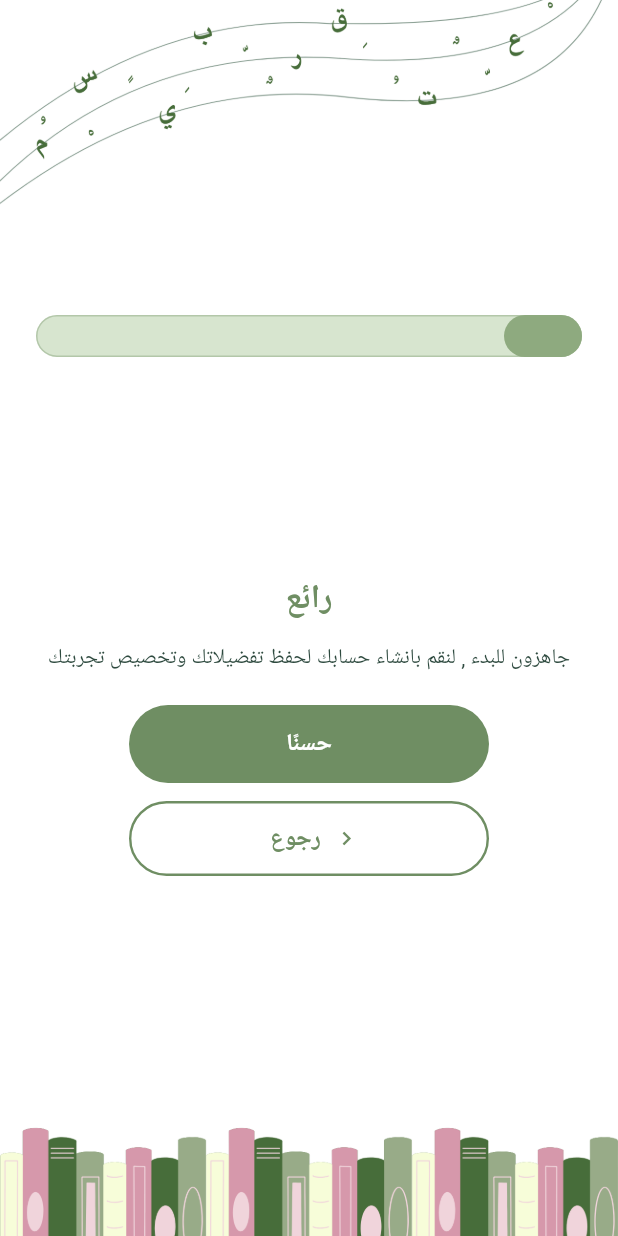
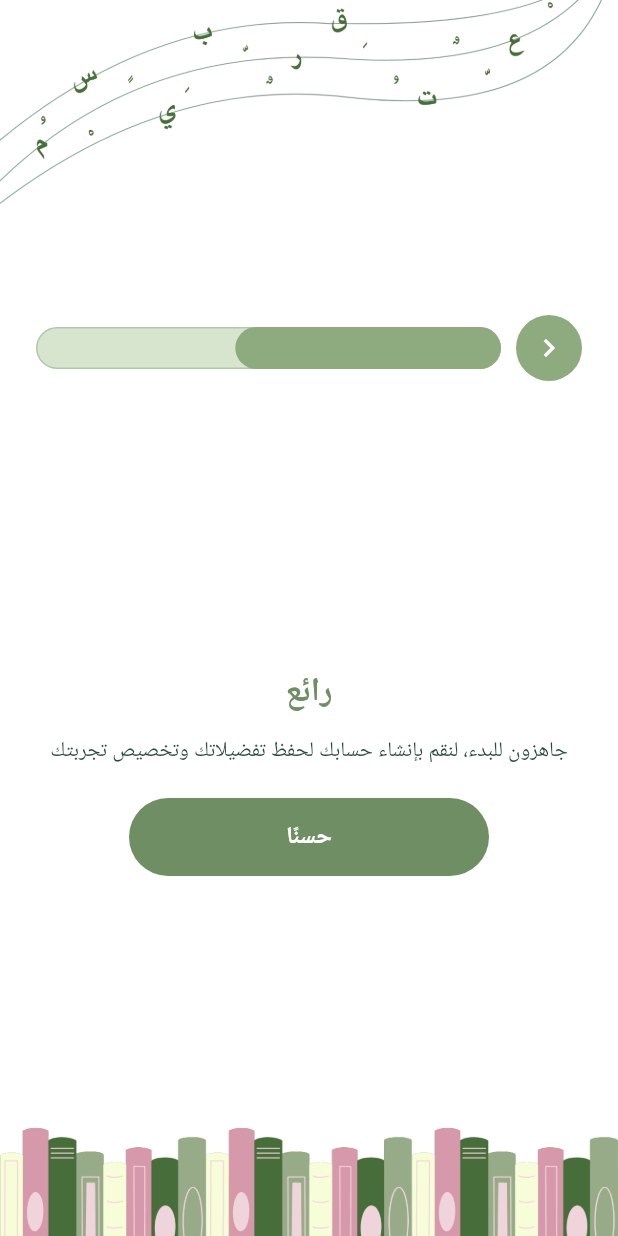
Before and after one commit to Reemawk15/2025_GP_12, a Flutter app: the SignUpPage screen opened directly, swiped to page 4, on a phone screen of 412 x 824 dp. Run offline on Flutter 3.47's test engine with Material 3 defaults, Android fonts, the light colour scheme and no system bars; our stand-ins replace cloud_firestore, file_picker, firebase_auth, firebase_core, firebase_storage, image_picker; accounts and stored records are empty.

Commit message:
تعديل بعض الرسائل وصفحة إنشاء حساب

```diff
--- a/Qabas/lib/sign_up_page.dart
+++ b/Qabas/lib/sign_up_page.dart
@@ -1,3 +1,4 @@
+// sign_up_page.dart
 import 'dart:async';
 import 'package:flutter/material.dart';
 import 'package:flutter/services.dart';
@@ -7,12 +8,11 @@ import 'package:cloud_firestore/cloud_firestore.dart';
 import 'home_screen.dart';
 import 'sign_in_page.dart';
 
-/// ===== مفاتيح تحكّم سريعة =====
-/// مكان شريط التقدّم وارتفاع المنطقة السفلية
-const double kProgressTop = 210;          // مكان شريط التقدم من أعلى
+/// ===== تحكّم سريع بالمظهر والتموضع =====
+const double kProgressTop = 210;          // موضع شريط التقدم + السهم من الأعلى
 const double kContentBottomPadding = 240; // مسافة المحتوى من أسفل
 
-/// حرّكي كل صفحة على حدة (سالب = فوق، موجب = تحت)
+/// إزاحات اختيارية لكل صفحة (سالب = يطلع فوق، موجب = ينزل)
 const double kShiftIntro     = 0;
 const double kShiftName      = 0;
 const double kShiftNotifs    = 0;
@@ -24,13 +24,13 @@ const double kShiftUsername  = 30;
 /// ارتفاع حقول الإدخال
 const double kFieldHeight = 90;
 
+/// لوحة ألوان
 class _SignupTheme {
   static const primary     = Color(0xFF0E3A2C);
   static const btnFill     = Color(0xFF6F8E63);
   static const inputBorder = Color(0xFF6F8E63);
   static const inputFill   = Colors.white;
 
-  // ألوان النصوص
   static const titleColor = Color(0xFF6F8E63);
   static const bodyColor  = Color(0xFF2E4A3F);
   static const hintColor  = Color(0x99334D40);
@@ -78,6 +78,17 @@ class _SignUpPageState extends State<SignUpPage> {
     });
   }
 
+  @override
+  void dispose() {
+    _pc.dispose();
+    _nameCtrl.dispose();
+    _emailCtrl.dispose();
+    _passCtrl.dispose();
+    _pass2Ctrl.dispose();
+    _usernameCtrl.dispose();
+    super.dispose();
+  }
+
   void _to(int i) {
     setState(() => _index = i);
     _pc.animateToPage(i, duration: const Duration(milliseconds: 280), curve: Curves.easeInOut);
@@ -122,7 +133,7 @@ class _SignUpPageState extends State<SignUpPage> {
   }
 
   InputDecoration _dec(String hint, {bool error = false, String? helper}) {
-    final r = 22.0;
+    const r = 22.0;
     final borderColor = error ? Colors.red : _SignupTheme.inputBorder.withOpacity(0.35);
     final focusColor  = error ? Colors.red : _SignupTheme.inputBorder;
     return InputDecoration(
@@ -162,6 +173,7 @@ class _SignUpPageState extends State<SignUpPage> {
 
     setState(() => _loading = true);
     try {
+      // تحقق من توفر اسم المستخدم
       final u = await FirebaseFirestore.instance
           .collection('users')
           .where('usernameLower', isEqualTo: username.toLowerCase())
@@ -173,6 +185,7 @@ class _SignUpPageState extends State<SignUpPage> {
         return;
       }
 
+      // إنشاء مستخدم
       final cred = await FirebaseAuth.instance
           .createUserWithEmailAndPassword(email: email, password: pass);
 
@@ -214,27 +227,15 @@ class _SignUpPageState extends State<SignUpPage> {
         textDirection: TextDirection.rtl,
         child: AlertDialog(
           backgroundColor: const Color(0xFFE7EEE8),
-          title: const Text(
-            'يبدو أنك جزء من قبس! ',
+          title: const Text('يبدو أنك جزء من قبس!', textAlign: TextAlign.center),
+          content: const Text(
+            'هذا البريد أو الاسم مستخدم من قبل.\nيمكنك تسجيل الدخول أو تجربة بيانات أخرى.',
             textAlign: TextAlign.center,
           ),
-          content: const Text(
-            'هذا البريد أو الاسم, مستخدم من قبل.\n يمكنك تسجيل الدخول أو تجربة بيانات أخرى.',
-            textAlign: TextAlign.center,
-          ),
-
-          // 🎯 هذي اللي تخلّي زر يمين وزر يسار
           actionsAlignment: MainAxisAlignment.spaceBetween,
           actionsPadding: const EdgeInsets.symmetric(horizontal: 12, vertical: 6),
-
           actions: [
-            // هذا بيطلع يمين (لأن RTL)
-            TextButton(
-              onPressed: () => Navigator.pop(context),
-              child: const Text('حسنًا'),
-            ),
-
-            // وهذا بيطلع يسار
+            TextButton(onPressed: () => Navigator.pop(context), child: const Text('حسنًا')),
             TextButton(
               onPressed: () {
                 Navigator.pop(context);
@@ -251,18 +252,6 @@ class _SignUpPageState extends State<SignUpPage> {
     );
   }
 
-
-  @override
-  void dispose() {
-    _pc.dispose();
-    _nameCtrl.dispose();
-    _emailCtrl.dispose();
-    _passCtrl.dispose();
-    _pass2Ctrl.dispose();
-    _usernameCtrl.dispose();
-    super.dispose();
-  }
-
   @override
   Widget build(BuildContext context) {
     return AnnotatedRegion<SystemUiOverlayStyle>(
@@ -275,25 +264,20 @@ class _SignUpPageState extends State<SignUpPage> {
       child: Directionality(
         textDirection: TextDirection.rtl,
         child: Scaffold(
-          resizeToAvoidBottomInset: false, // ثبات العناصر مع الكيبورد
+          resizeToAvoidBottomInset: false,
           backgroundColor: Colors.white,
           body: Stack(
             fit: StackFit.expand,
             children: [
+              // الخلفية
               Image.asset('assets/images/SignIn.png', fit: BoxFit.cover),
 
-              // شريط التقدم RTL (يمتلي من اليمين لليسار)
-              Positioned(
-                top: kProgressTop,
-                left: 24,
-                right: 24,
-                child: _ProgressBarRtl(step: _index, total: 7),
-              ),
-
+              // المحتوى — نخليه تحت السهم عشان ما يبلع اللمس
               SafeArea(
                 child: PageView(
                   controller: _pc,
                   physics: const NeverScrollableScrollPhysics(),
+                  onPageChanged: (i) => setState(() => _index = i),
                   children: [
                     // 0) المقدمة
                     _BottomSheetArea(
@@ -315,16 +299,16 @@ class _SignUpPageState extends State<SignUpPage> {
                             child: TextField(
                               controller: _nameCtrl,
                               textInputAction: TextInputAction.next,
-                              decoration: _dec('الاسم',
-                                  error: _nameCtrl.text.isEmpty && _index == 1),
+                              decoration: _dec(
+                                'الاسم',
+                                error: _nameCtrl.text.isEmpty && _index == 1,
+                              ),
                               onChanged: (_) => setState(() {}),
                             ),
                           ),
                         ),
                         const SizedBox(height: 20),
                         _RoundMainButton(label: 'التالي', onTap: _canGoNext() ? _next : null),
-                        const SizedBox(height: 12),
-                        _BackButton(onTap: _back),
                       ]),
                     ),
 
@@ -351,12 +335,11 @@ class _SignUpPageState extends State<SignUpPage> {
                             children: [
                               Icon(
                                 _notifsEnabled ? Icons.check_circle : Icons.radio_button_unchecked,
-                                color: _SignupTheme.inputBorder, size: 24,
+                                color: _SignupTheme.inputBorder,
+                                size: 24,
                               ),
                               const SizedBox(width: 8),
-                              const Expanded(
-                                child: Text('الإشعارات', style: TextStyle(height: 1.2)),
-                              ),
+                              const Expanded(child: Text('الإشعارات', style: TextStyle(height: 1.2))),
                               const SizedBox(width: 8),
                               Switch(
                                 value: _notifsEnabled,
@@ -368,8 +351,6 @@ class _SignUpPageState extends State<SignUpPage> {
                         ),
                         const SizedBox(height: 20),
                         _RoundMainButton(label: 'التالي', onTap: _next),
-                        const SizedBox(height: 12),
-                        _BackButton(onTap: _back),
                       ]),
                     ),
 
@@ -380,14 +361,12 @@ class _SignUpPageState extends State<SignUpPage> {
                       child: _FormCols(children: [
                         const _Title('رائع'),
                         const Text(
-                          'جاهزون للبدء , لنقم بانشاء حسابك لحفظ تفضيلاتك وتخصيص تجربتك',
+                          'جاهزون للبدء، لنقم بإنشاء حسابك لحفظ تفضيلاتك وتخصيص تجربتك',
                           textAlign: TextAlign.center,
                           style: TextStyle(color: _SignupTheme.bodyColor),
                         ),
                         const SizedBox(height: 20),
                         _RoundMainButton(label: 'حسنًا', onTap: _next),
-                        const SizedBox(height: 12),
-                        _BackButton(onTap: _back),
                       ]),
                     ),
 
@@ -416,8 +395,6 @@ class _SignUpPageState extends State<SignUpPage> {
                         ),
                         const SizedBox(height: 20),
                         _RoundMainButton(label: 'التالي', onTap: _canGoNext() ? _next : null),
-                        const SizedBox(height: 12),
-                        _BackButton(onTap: _back),
                       ]),
                     ),
 
@@ -438,7 +415,8 @@ class _SignUpPageState extends State<SignUpPage> {
                               decoration: _dec(
                                 'كلمة المرور',
                                 error: _livePassError != null,
-                                helper: _livePassError ?? 'كلمة المرور يجب أن تكون ٨ أحرف على الأقل\n وتضمّ حرفًا كبيرًا وحرفًا صغيرًا ورقمًا ورمزًا خاصًا.',
+                                helper: _livePassError ??
+                                    'كلمة المرور يجب أن تكون ٨ أحرف على الأقل\nوتضمّ حرفًا كبيرًا وحرفًا صغيرًا ورقمًا ورمزًا خاصًا.',
                               ),
                             ),
                           ),
@@ -462,8 +440,6 @@ class _SignUpPageState extends State<SignUpPage> {
                         ),
                         const SizedBox(height: 18),
                         _RoundMainButton(label: 'التالي', onTap: _canGoNext() ? _next : null),
-                        const SizedBox(height: 12),
-                        _BackButton(onTap: _back),
                       ]),
                     ),
 
@@ -474,7 +450,7 @@ class _SignUpPageState extends State<SignUpPage> {
                       child: _FormCols(children: [
                         const _Title('اسم المستخدم'),
                         const Text(
-                          'اسم المستخدم حتى يتمكن أصدقائك من العثور عليك',
+                          'اسم المستخدم حتى يتمكن أصدقاؤك من العثور عليك',
                           textAlign: TextAlign.center,
                           style: TextStyle(color: _SignupTheme.bodyColor),
                         ),
@@ -500,11 +476,32 @@ class _SignUpPageState extends State<SignUpPage> {
                           label: _loading ? '...جاري' : 'سجّل',
                           onTap: _canGoNext() ? _tryRegister : null,
                         ),
-                        const SizedBox(height: 12),
-                        _BackButton(onTap: _back),
                       ]),
                     ),
                   ],
+                ),
+              ),
+
+              // ✅ شريط التقدم + السهم — آخر عنصر (فوق) ليأخذ اللمس
+              Positioned(
+                top: kProgressTop,
+                left: 24,
+                right: 24,
+                child: _ProgressWithArrow(
+                  step: _index,
+                  total: 7,
+                  onArrowTap: () {
+                    if (_index > 0) {
+                      _back(); // يرجّع خطوة داخل المعالج
+                    } else if (Navigator.of(context).canPop()) {
+                      Navigator.of(context).pop(); // يرجّع للشاشة السابقة
+                    } else {
+                      Navigator.pushReplacement(
+                        context,
+                        MaterialPageRoute(builder: (_) => const SignInPage()),
+                      );
+                    }
+                  },
                 ),
               ),
             ],
@@ -628,35 +625,6 @@ class _RoundMainButton extends StatelessWidget {
   }
 }
 
-class _BackButton extends StatelessWidget {
-  final VoidCallback onTap;
-  const _BackButton({required this.onTap, super.key});
-  @override
-  Widget build(BuildContext context) {
-    return SizedBox(
-      width: 240, height: 50,
-      child: OutlinedButton.icon(
-        onPressed: onTap,
-        icon: const Icon(Icons.chevron_left),
-        label: const Text('رجوع'),
-        style: OutlinedButton.styleFrom(
-          shape: const StadiumBorder(),
-          foregroundColor: _SignupTheme.btnFill,
-          side: const BorderSide(color: _SignupTheme.btnFill, width: 1.6),
-        ).copyWith(
-
-          side: MaterialStateProperty.resolveWith<BorderSide>(
-                (_) => const BorderSide(color: _SignupTheme.btnFill, width: 1.6),
-          ),
-          overlayColor: MaterialStatePropertyAll(
-            _SignupTheme.btnFill.withOpacity(0.06),
-          ),
-        ),
-      ),
-    );
-  }
-}
-
 /// شريط تقدم RTL بدون دائرة (يمتلي من اليمين لليسار)
 class _ProgressBarRtl extends StatelessWidget {
   final int step;   // 0..(total-1)
@@ -695,5 +663,40 @@ class _ProgressBarRtl extends StatelessWidget {
       ),
     );
   }
+}
 
+/// ✅ مركّب: شريط التقدم + دائرة سهم يمين (نفس فكرة تسجيل الدخول)
+class _ProgressWithArrow extends StatelessWidget {
+  final int step;
+  final int total;
+  final VoidCallback onArrowTap;
+  const _ProgressWithArrow({
+    required this.step,
+    required this.total,
+    required this.onArrowTap,
+    super.key,
+  });
+
+  @override
+  Widget build(BuildContext context) {
+    return Row(
+      textDirection: TextDirection.ltr, // نخلي الدائرة تثبت يمين الشريط
+      children: [
+        Expanded(child: _ProgressBarRtl(step: step, total: total)),
+        const SizedBox(width: 10),
+        InkWell(
+          onTap: onArrowTap,
+          borderRadius: BorderRadius.circular(24),
+          child: Container(
+            width: 44, height: 44,
+            decoration: BoxDecoration(
+              color: _SignupTheme.fill,
+              shape: BoxShape.circle,
+            ),
+            child: const Icon(Icons.chevron_left, color: Colors.white),
+          ),
+        ),
+      ],
+    );
+  }
 }
```
Also changed, not shown: Qabas/lib/profile_tab.dart (+42 -13 lines), Qabas/lib/weekly_goal_page.dart (+20 -3 lines).
